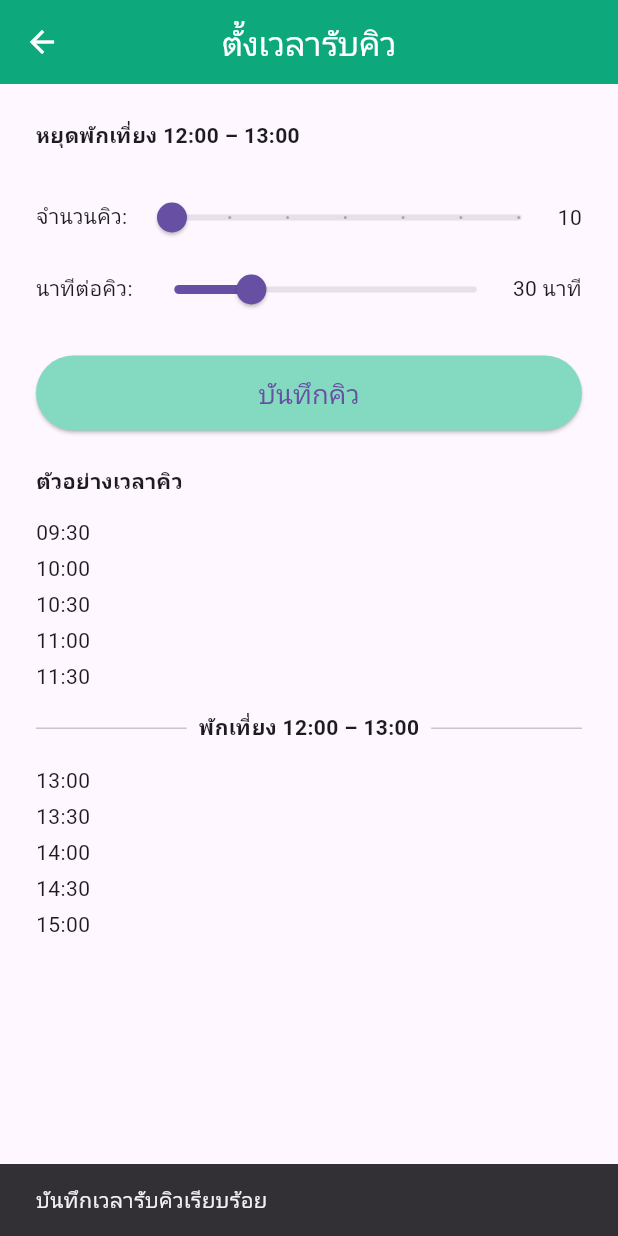
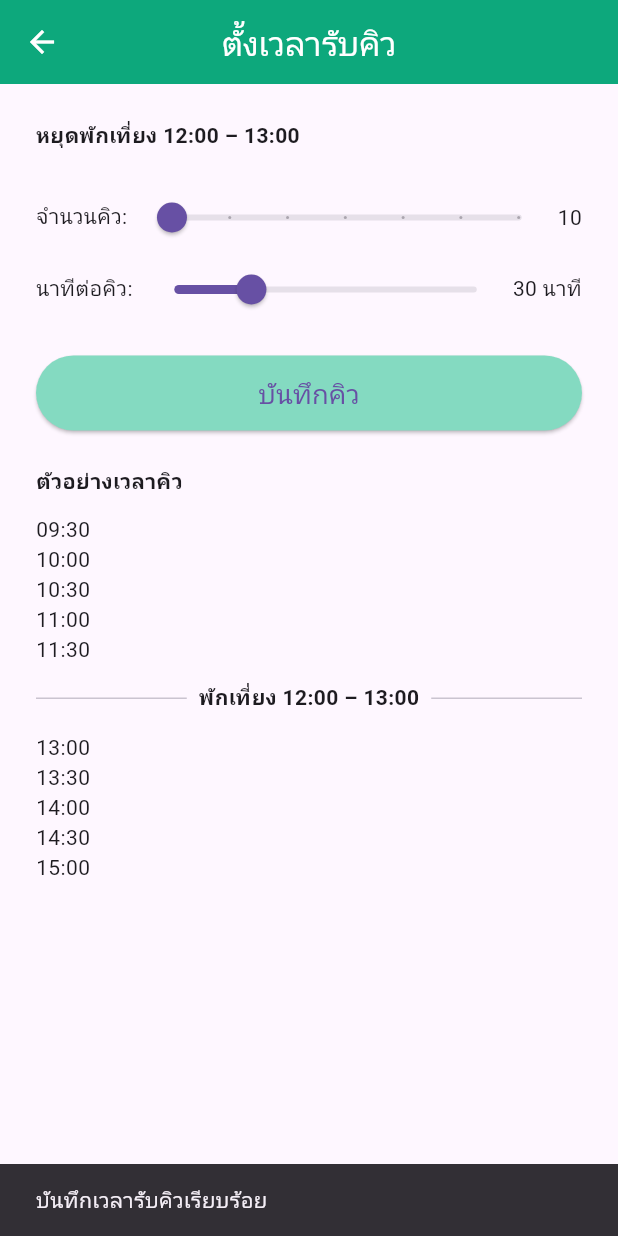
Before and after one commit to kott2556-debug/barber_queue, a Flutter app: the AdminSetTimeScreen screen opened directly, after a tap on "บันทึกคิว", on a phone screen of 412 x 824 dp. Run offline on Flutter 3.47's test engine with Material 3 defaults, Android fonts, the phone set to English and light mode, and no system bars; our stand-ins replace cloud_firestore, firebase_core, shared_preferences; accounts and stored records are empty.

Commit message:
หน้าตั้งเวลารับคิว  ปรับให้จำค่าสุดท้าย ให้ดีขึ้น  ปรับเวลาบนปุ่มจองคิวให้เข้มขึ้น 20-1-2569 เวลา 7.30 น.

```diff
--- a/lib/screens/admin_set_time_screen.dart
+++ b/lib/screens/admin_set_time_screen.dart
@@ -1,3 +1,4 @@
+import 'dart:async';
 import 'package:flutter/material.dart';
 import '../utils/queue_manager.dart';
 import '../utils/queue_time_calculator.dart';
@@ -19,11 +20,21 @@ class _AdminSetTimeScreenState extends State<AdminSetTimeScreen> {
   @override
   void initState() {
     super.initState();
+    _loadFromManager();
+  }
 
-    // 🔥 โหลดค่าล่าสุดจาก QueueManager
-    _numQueues = _qm.totalQueues;
-    _minutesPerQueue = _qm.minutesPerQueue;
-    _previewTimes = List.from(_qm.availableTimes);
+  Future<void> _loadFromManager() async {
+    while (!_qm.settingsLoaded) {
+      await Future.delayed(const Duration(milliseconds: 50));
+    }
+
+    if (!mounted) return;
+
+    setState(() {
+      _numQueues = _qm.totalQueues;
+      _minutesPerQueue = _qm.minutesPerQueue;
+      _previewTimes = List.from(_qm.availableTimes);
+    });
   }
 
   Future<void> _save() async {
@@ -40,9 +51,9 @@ class _AdminSetTimeScreenState extends State<AdminSetTimeScreen> {
 
     if (!mounted) return;
 
-    ScaffoldMessenger.of(
-      context,
-    ).showSnackBar(const SnackBar(content: Text('บันทึกเวลารับคิวเรียบร้อย')));
+    ScaffoldMessenger.of(context).showSnackBar(
+      const SnackBar(content: Text('บันทึกเวลารับคิวเรียบร้อย')),
+    );
 
     setState(() {
       _previewTimes = times;
@@ -51,12 +62,10 @@ class _AdminSetTimeScreenState extends State<AdminSetTimeScreen> {
 
   @override
   Widget build(BuildContext context) {
-    final morningTimes = _previewTimes
-        .where((t) => t.compareTo('12:00') < 0)
-        .toList();
-    final afternoonTimes = _previewTimes
-        .where((t) => t.compareTo('13:00') >= 0)
-        .toList();
+    final morningTimes =
+        _previewTimes.where((t) => t.compareTo('12:00') < 0).toList();
+    final afternoonTimes =
+        _previewTimes.where((t) => t.compareTo('13:00') >= 0).toList();
 
     return Scaffold(
       appBar: AppBar(
@@ -66,7 +75,6 @@ class _AdminSetTimeScreenState extends State<AdminSetTimeScreen> {
         foregroundColor: Colors.white,
       ),
       body: SingleChildScrollView(
-        // ✅ เพิ่มตรงนี้
         padding: const EdgeInsets.all(24),
         child: Column(
           crossAxisAlignment: CrossAxisAlignment.start,
@@ -77,7 +85,7 @@ class _AdminSetTimeScreenState extends State<AdminSetTimeScreen> {
             ),
             const SizedBox(height: 20),
 
-            // ---------- จำนวนคิว ----------
+            // จำนวนคิว
             Row(
               children: [
                 const Text('จำนวนคิว: '),
@@ -88,16 +96,15 @@ class _AdminSetTimeScreenState extends State<AdminSetTimeScreen> {
                     max: 16,
                     divisions: 6,
                     label: '$_numQueues',
-                    onChanged: (v) {
-                      setState(() => _numQueues = v.round());
-                    },
+                    onChanged: (v) =>
+                        setState(() => _numQueues = v.round()),
                   ),
                 ),
                 Text('$_numQueues'),
               ],
             ),
 
-            // ---------- นาทีต่อคิว ----------
+            // นาทีต่อคิว
             Row(
               children: [
                 const Text('นาทีต่อคิว: '),
@@ -108,9 +115,8 @@ class _AdminSetTimeScreenState extends State<AdminSetTimeScreen> {
                     max: 60,
                     divisions: 40,
                     label: '$_minutesPerQueue',
-                    onChanged: (v) {
-                      setState(() => _minutesPerQueue = v.round());
-                    },
+                    onChanged: (v) =>
+                        setState(() => _minutesPerQueue = v.round()),
                   ),
                 ),
                 Text('$_minutesPerQueue นาที'),
@@ -119,7 +125,7 @@ class _AdminSetTimeScreenState extends State<AdminSetTimeScreen> {
 
             const SizedBox(height: 20),
 
-            // ---------- ปุ่มบันทึก ----------
+            // ปุ่มบันทึก
             ElevatedButton(
               onPressed: _save,
               style: ElevatedButton.styleFrom(
@@ -131,7 +137,6 @@ class _AdminSetTimeScreenState extends State<AdminSetTimeScreen> {
 
             const SizedBox(height: 24),
 
-            // ---------- Preview ----------
             if (_previewTimes.isNotEmpty) ...[
               const Text(
                 'ตัวอย่างเวลาคิว',
@@ -139,16 +144,9 @@ class _AdminSetTimeScreenState extends State<AdminSetTimeScreen> {
               ),
               const SizedBox(height: 12),
 
-              // เช้า
-              for (final t in morningTimes)
-                Padding(
-                  padding: const EdgeInsets.symmetric(vertical: 2),
-                  child: Text(t),
-                ),
+              for (final t in morningTimes) Text(t),
 
               const SizedBox(height: 12),
-
-              // พักเที่ยง
               Row(
                 children: const [
                   Expanded(child: Divider()),
@@ -162,15 +160,9 @@ class _AdminSetTimeScreenState extends State<AdminSetTimeScreen> {
                   Expanded(child: Divider()),
                 ],
               ),
-
               const SizedBox(height: 12),
 
-              // บ่าย
-              for (final t in afternoonTimes)
-                Padding(
-                  padding: const EdgeInsets.symmetric(vertical: 2),
-                  child: Text(t),
-                ),
+              for (final t in afternoonTimes) Text(t),
             ],
           ],
         ),
--- a/lib/utils/queue_manager.dart
+++ b/lib/utils/queue_manager.dart
@@ -11,7 +11,7 @@ class QueueManager extends ChangeNotifier {
   factory QueueManager() => _instance;
 
   QueueManager._internal() {
-    _autoResetAtMidnight(); // 🕛 เพิ่ม: รีเซ็ตอัตโนมัติเมื่อวันเปลี่ยน
+    _autoResetAtMidnight();
     _listenBookingStatus();
     _listenQueueSettings();
   }
@@ -20,6 +20,12 @@ class QueueManager extends ChangeNotifier {
 
   StreamSubscription<DocumentSnapshot>? _bookingStatusSub;
   StreamSubscription<DocumentSnapshot>? _queueSettingsSub;
+
+  // --------------------
+  // โหลดค่า config แล้วหรือยัง (🔥 เพิ่ม)
+  // --------------------
+  bool _settingsLoaded = false;
+  bool get settingsLoaded => _settingsLoaded;
 
   // --------------------
   // ผู้ใช้ปัจจุบัน
@@ -116,6 +122,8 @@ class QueueManager extends ChangeNotifier {
       if (tq != null) _totalQueues = tq;
       if (mpq != null) _minutesPerQueue = mpq;
 
+      _settingsLoaded = true; // 🔥 สำคัญ
+
       notifyListeners();
     });
   }
@@ -144,14 +152,11 @@ class QueueManager extends ChangeNotifier {
     await FirebaseFirestore.instance
         .collection('system_settings')
         .doc('booking')
-        .set(
-      {'isOpen': open},
-      SetOptions(merge: true),
-    );
+        .set({'isOpen': open}, SetOptions(merge: true));
   }
 
   // --------------------
-  // 🕛 รีเซ็ตอัตโนมัติเมื่อวันเปลี่ยน (00:00)
+  // 🕛 รีเซ็ตอัตโนมัติเมื่อวันเปลี่ยน
   // --------------------
   Future<void> _autoResetAtMidnight() async {
     final now = DateTime.now();
@@ -174,7 +179,7 @@ class QueueManager extends ChangeNotifier {
   }
 
   // --------------------
-  // เพิ่มคิว (Transaction)
+  // เพิ่มคิว
   // --------------------
   Future<void> addBooking({
     required String name,
```
